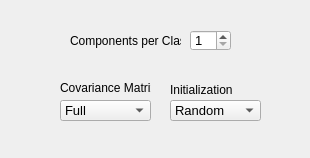
Above: _AlgorithmsPlugins/GMM/paramsGMM.ui from b4silio/MLDemos before the change. Below: the same form after it.
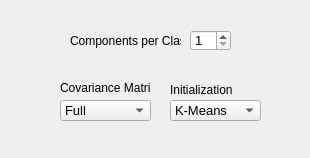
That is the form after the change.

What changed in the file:
```diff
--- a/_AlgorithmsPlugins/GMM/paramsGMM.ui
+++ b/_AlgorithmsPlugins/GMM/paramsGMM.ui
@@ -151,7 +151,7 @@
 K-Means: perform K-Means and assign means and variance to each mixture</string>
    </property>
    <property name="currentIndex">
-    <number>0</number>
+    <number>2</number>
    </property>
    <item>
     <property name="text">
```
